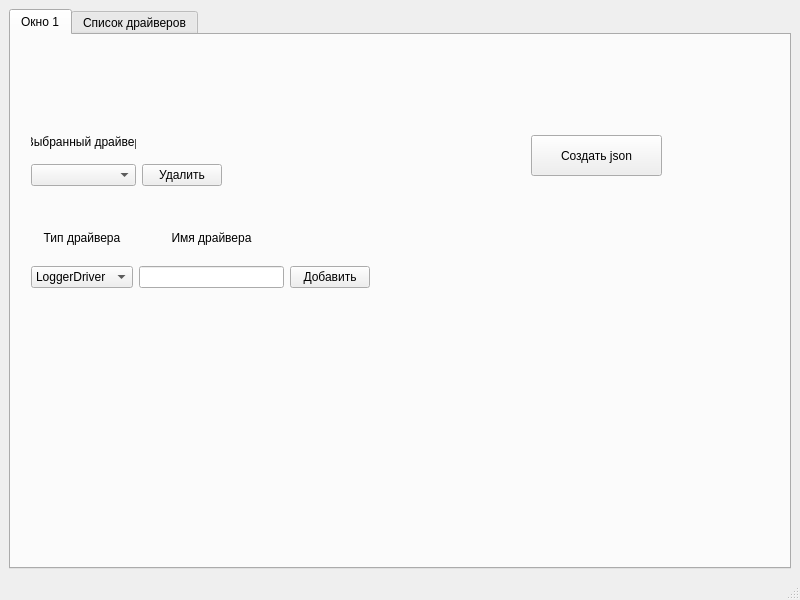
Qt form mainwindow.ui (vokhmianin-da/runTimeConfigurator) before a commit.
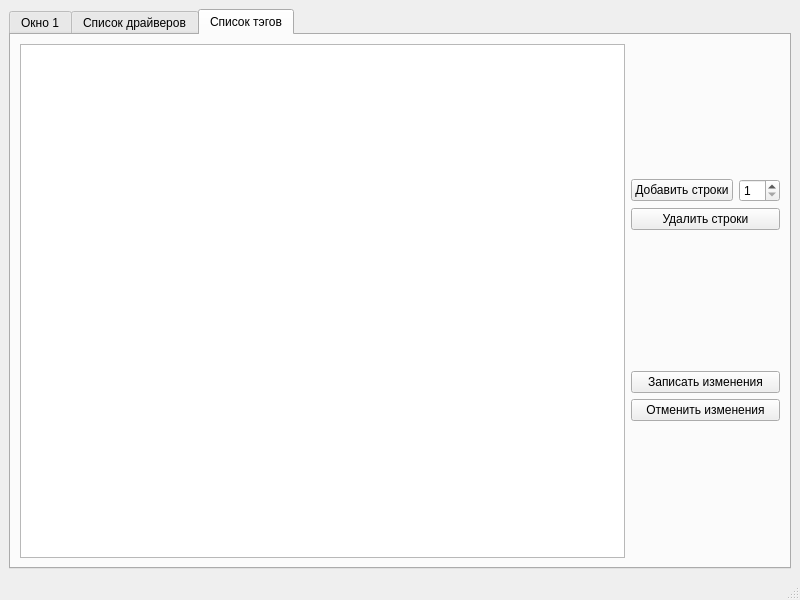
The same form after that commit.

Commit message: Сделана форма для списка тэгов с основными параметрами. Надо связать с моделью tagsList, а также реализовать создание таблицы

Patch:
```diff
--- a/mainwindow.ui
+++ b/mainwindow.ui
@@ -18,7 +18,7 @@
     <item>
      <widget class="QTabWidget" name="tabWidget">
       <property name="currentIndex">
-       <number>0</number>
+       <number>2</number>
       </property>
       <widget class="QWidget" name="tab">
        <attribute name="title">
@@ -117,7 +117,7 @@
          <string>Создать json</string>
         </property>
        </widget>
-       <widget class="QWidget" name="">
+       <widget class="QWidget" name="layoutWidget">
         <property name="geometry">
          <rect>
           <x>20</x>
@@ -176,6 +176,67 @@
         <string>Список драйверов</string>
        </attribute>
       </widget>
+      <widget class="QWidget" name="tab_3">
+       <attribute name="title">
+        <string>Список тэгов</string>
+       </attribute>
+       <layout class="QHBoxLayout" name="horizontalLayout_9">
+        <item>
+         <widget class="QTableView" name="viewTableTags"/>
+        </item>
+        <item>
+         <layout class="QVBoxLayout" name="verticalLayout_16">
+          <item>
+           <layout class="QVBoxLayout" name="verticalLayout_7">
+            <item>
+             <layout class="QHBoxLayout" name="horizontalLayout_4">
+              <item>
+               <widget class="QPushButton" name="pbAddTag">
+                <property name="text">
+                 <string>Добавить строки</string>
+                </property>
+               </widget>
+              </item>
+              <item>
+               <widget class="QSpinBox" name="spBcountTags">
+                <property name="minimum">
+                 <number>1</number>
+                </property>
+               </widget>
+              </item>
+             </layout>
+            </item>
+            <item>
+             <widget class="QPushButton" name="pbRemoveTag">
+              <property name="text">
+               <string>Удалить строки</string>
+              </property>
+             </widget>
+            </item>
+           </layout>
+          </item>
+          <item>
+           <layout class="QVBoxLayout" name="verticalLayout_8">
+            <item>
+             <widget class="QPushButton" name="pbTagContextSubmitAll">
+              <property name="text">
+               <string>Записать изменения</string>
+              </property>
+             </widget>
+            </item>
+            <item>
+             <widget class="QPushButton" name="pbTagContextRevertAll">
+              <property name="text">
+               <string>Отменить изменения</string>
+              </property>
+             </widget>
+            </item>
+           </layout>
+          </item>
+         </layout>
+        </item>
+       </layout>
+      </widget>
      </widget>
     </item>
    </layout>
```
The commit also changes 3 other files.
